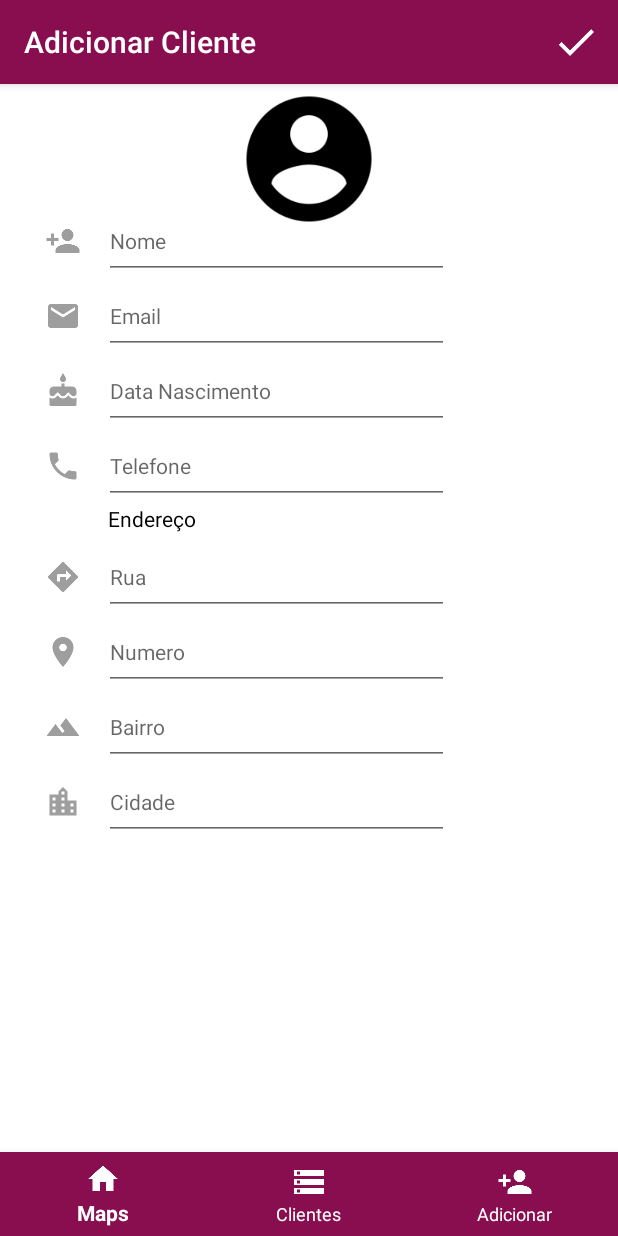
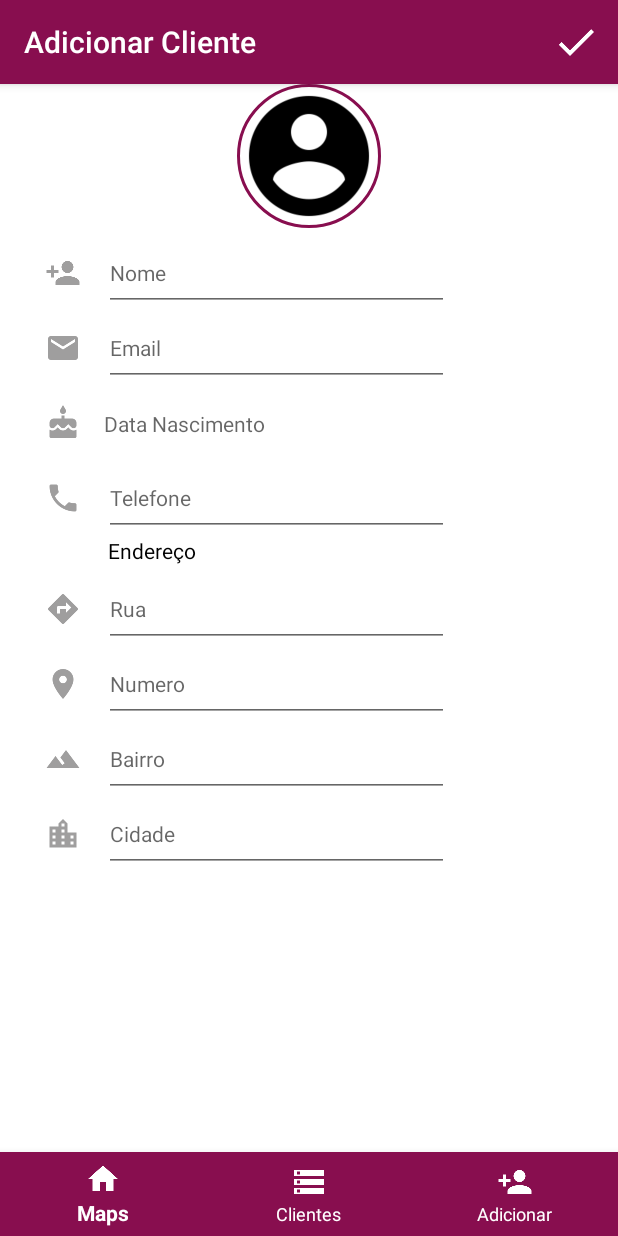
Before and after one commit to gabrielacolares/LocalizarMeusClientes, an Android app: the screen it shows after launch (MainActivity), item 3 of the bottom bar chosen, on a phone screen of 412 x 824 dp. Run offline under Robolectric (Android 15) with nearby library versions, the phone set to English and light mode, and no system bars; our stand-ins replace CircleImageView, Firebase (no records; nobody signed in at launch, a user with empty details on screens opened directly); libraries missing offline, so code that uses them is left out: com.oceanbrasil.libocean, droidninja.filepicker.

Commit message:
Pacote com Ajustes no cadastr para a image ficar redonda

```diff
--- a/app/build.gradle
+++ b/app/build.gradle
@@ -42,7 +42,7 @@ dependencies {
     compile 'com.google.firebase:firebase-crash:9.6.1'
     compile 'com.google.firebase:firebase-messaging:9.6.1'
     compile 'com.android.support:support-v13:25.0.1'
-
+    compile 'com.droidninja:filepicker:1.0.6'
 
 }
 
--- a/app/src/main/java/br/com/gabrielacolares/localizarmeusclientes/Adapter.java
+++ b/app/src/main/java/br/com/gabrielacolares/localizarmeusclientes/Adapter.java
@@ -37,7 +37,6 @@ public class Adapter extends RecyclerView.Adapter<Adapter.ViewHolder> {
 
     @Override
     public void onBindViewHolder(ViewHolder holder, int position) {
-
         Cliente cliente = lista.get(position);
         holder
                 .setNome(cliente.getNome())
@@ -45,17 +44,14 @@ public class Adapter extends RecyclerView.Adapter<Adapter.ViewHolder> {
                 .setRua(cliente.getRua())
                 .setBairro(cliente.getBairro())
                 .setNumero(cliente.getNumero());
-
     }
 
     @Override
     public int getItemCount() {
-
         return lista.size();
     }
 
     public class ViewHolder extends RecyclerView.ViewHolder {
-
         private TextView txtNome;
         private TextView txtRua;
         private TextView txtBairro;
@@ -97,14 +93,12 @@ public class Adapter extends RecyclerView.Adapter<Adapter.ViewHolder> {
 
         public ViewHolder setFotoCliente(String image){
             if(image== null) return this;
-
             Ocean.glide(context)
                     .load(image)
                     .build(GlideRequest.BITMAP)
                     .resize(200, 200)
                     .circle()
                     .into(imgCliente);
-
             return this;
         }
     }
--- a/app/src/main/java/br/com/gabrielacolares/localizarmeusclientes/ListaFragment.java
+++ b/app/src/main/java/br/com/gabrielacolares/localizarmeusclientes/ListaFragment.java
@@ -1,5 +1,5 @@
 package br.com.gabrielacolares.localizarmeusclientes;
-import android.app.Fragment;
+import android.support.v4.app.Fragment;
 import android.os.Bundle;
 import android.support.annotation.Nullable;
 import android.support.v7.app.AppCompatActivity;
--- a/app/src/main/java/br/com/gabrielacolares/localizarmeusclientes/MapFragment.java
+++ b/app/src/main/java/br/com/gabrielacolares/localizarmeusclientes/MapFragment.java
@@ -1,6 +1,6 @@
 package br.com.gabrielacolares.localizarmeusclientes;
 
-import android.app.Fragment;
+import android.support.v4.app.Fragment;
 import android.os.Bundle;
 import android.support.annotation.Nullable;
 import android.support.v7.app.AppCompatActivity;
--- a/app/src/main/res/layout/layout_add.xml
+++ b/app/src/main/res/layout/layout_add.xml
@@ -5,25 +5,33 @@
     android:layout_width="match_parent"
     android:layout_height="match_parent"
     android:layout_marginBottom="60dp">
+<LinearLayout
+    android:layout_width="match_parent"
+    android:layout_height="match_parent"
+    android:orientation="vertical">
 
-    <ImageView
-        android:layout_width="100dp"
-        android:layout_height="100dp"
-        android:background="@drawable/ic_account_circle_black_48dp"
-        android:id="@+id/img"
-        android:layout_centerHorizontal="true"/>
+
+    <de.hdodenhof.circleimageview.CircleImageView
+        xmlns:app="http://schemas.android.com/apk/res-auto"
+        android:layout_width="96dp"
+        android:layout_height="96dp"
+        android:layout_gravity="center_horizontal"
+        android:src="@drawable/ic_account_circle_black_48dp"
+        app:civ_border_width="2dp"
+        app:civ_border_color="@color/colorPrimary"
+        android:id="@+id/profile_image"/>
+
     <ScrollView
         android:layout_width="match_parent"
         android:layout_height="match_parent"
         android:layout_alignParentTop="true"
         android:layout_alignParentLeft="true"
         android:layout_alignParentStart="true"
-        android:layout_marginTop="80dp">
+        android:layout_marginTop="5dp">
 
         <LinearLayout
             android:layout_height="wrap_content"
             android:layout_width="wrap_content"
-            android:layout_marginTop="0dp"
             android:layout_marginBottom="5dp"
             android:layout_marginLeft="30dp"
             android:orientation="vertical">
@@ -83,13 +91,15 @@
                     android:backgroundTint="#9f9e9e"/>
 
                 <EditText
-                    android:inputType="date"
                     android:layout_width="230dp"
                     android:layout_height="50dp"
                     android:layout_marginLeft="15dp"
                     android:hint="Data Nascimento"
                     android:textSize="14dp"
-                    android:id="@+id/datanasc" />
+                    android:id="@+id/datanasc"
+                    android:background="@null"
+                    android:imeOptions="actionDone"
+                    android:clickable="true" />
 
             </LinearLayout>
         <LinearLayout
@@ -214,8 +224,15 @@
                 android:hint="Cidade"
                 android:textSize="14dp"
                 android:id="@+id/cidade"/>
+            <ImageView
+                android:layout_width="0dp"
+                android:layout_height="0dp"
+                android:layout_gravity="center_horizontal"
+                android:id="@+id/img"
+                android:visibility="invisible"/>
 
             </LinearLayout>
         </LinearLayout>
     </ScrollView>
+</LinearLayout>
 </RelativeLayout>
--- /dev/null
+++ b/app/src/main/res/layout/layout_detalhe.xml
@@ -0,0 +1,6 @@
+<?xml version="1.0" encoding="utf-8"?>
+<LinearLayout xmlns:android="http://schemas.android.com/apk/res/android"
+    android:layout_width="match_parent"
+    android:layout_height="match_parent">
+
+</LinearLayout>
--- a/app/src/main/res/values/colors.xml
+++ b/app/src/main/res/values/colors.xml
@@ -4,5 +4,5 @@
     <color name="colorPrimaryDark">#5b0e37</color>
     <color name="colorAccent">#43b982</color>
     <color name="white">#FFFFFF</color>
-
+    <color name="transparent_black">#94333232</color>
 </resources>
--- a/build.gradle
+++ b/build.gradle
@@ -7,6 +7,9 @@ buildscript {
     dependencies {
         classpath 'com.android.tools.build:gradle:2.2.2'
         classpath 'com.google.gms:google-services:3.0.0'
+        classpath 'com.neenbedankt.gradle.plugins:android-apt:1.8'
+        classpath 'com.github.dcendents:android-maven-gradle-plugin:1.4.1'
+        classpath 'com.jfrog.bintray.gradle:gradle-bintray-plugin:1.1'
 
         // NOTE: Do not place your application dependencies here; they belong
         // in the individual module build.gradle files
```
Also changed, not shown: app/src/main/java/br/com/gabrielacolares/localizarmeusclientes/CadastroFragment.java (+193 -74 lines), app/src/main/java/br/com/gabrielacolares/localizarmeusclientes/DatePickerFragmentAgendamento.java (added, +35 -0 lines), app/src/main/java/br/com/gabrielacolares/localizarmeusclientes/MainActivity.java (+7 -7 lines).
